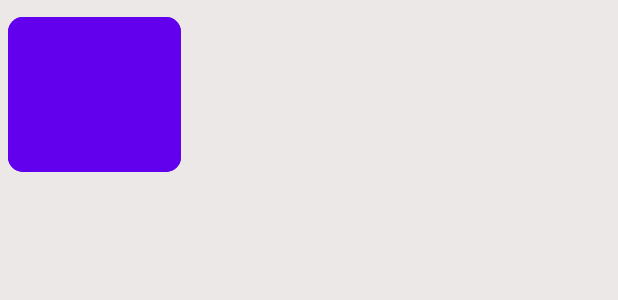
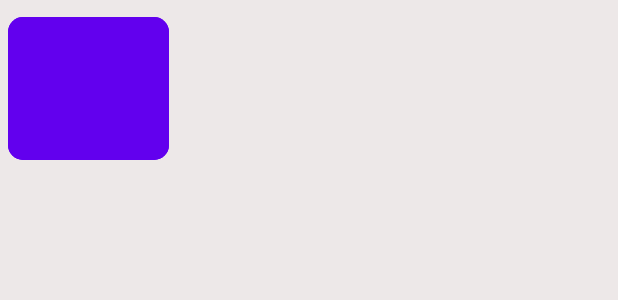
Before and after one commit to Alexandru-Dascalu/News_Aggregator, an Android app: the layout keyword_button_layout.xml on its own in the app's theme, with its tools: preview values and no code run, on a phone screen of 412 x 824 dp. Shown: the top 300 px of the screen. Run offline under Robolectric (Android 15) with nearby library versions, the phone set to English and light mode, and no system bars.

Commit message:
ui changes

```diff
--- a/app/src/main/java/uk/ac/swansea/alexandru/newsaggregator/adapters/KeywordButtonAdapter.kt
+++ b/app/src/main/java/uk/ac/swansea/alexandru/newsaggregator/adapters/KeywordButtonAdapter.kt
@@ -15,7 +15,9 @@ import com.google.android.material.snackbar.Snackbar
 import uk.ac.swansea.alexandru.newsaggregator.Database
 import uk.ac.swansea.alexandru.newsaggregator.R
 
-class KeywordButtonAdapter (val streamName: String, val parentFragment: Fragment) : RecyclerView.Adapter<KeywordButtonAdapter.ViewHolder>() {
+class KeywordButtonAdapter (private val streamName: String, private val parentFragment: Fragment) :
+    RecyclerView.Adapter<KeywordButtonAdapter.ViewHolder>() {
+
     private val addClickListener = View.OnClickListener {view -> onAddCustomKeyword(
         view as MaterialButton)}
 
--- a/app/src/main/res/layout/keyword_button_layout.xml
+++ b/app/src/main/res/layout/keyword_button_layout.xml
@@ -7,8 +7,8 @@
 
     <Button
         android:id="@+id/keyword_button"
-        android:layout_width="115dp"
-        android:layout_height="115dp"
+        android:layout_width="107dp"
+        android:layout_height="107dp"
         android:layout_margin="5dp"
         app:layout_constraintBottom_toBottomOf="parent"
         app:layout_constraintEnd_toEndOf="parent"
```
Also changed, not shown: app/src/main/java/uk/ac/swansea/alexandru/newsaggregator/Database.kt (+3 -4 lines), app/src/main/res/layout/customise_keywords_fragment.xml (+5 -4 lines).
